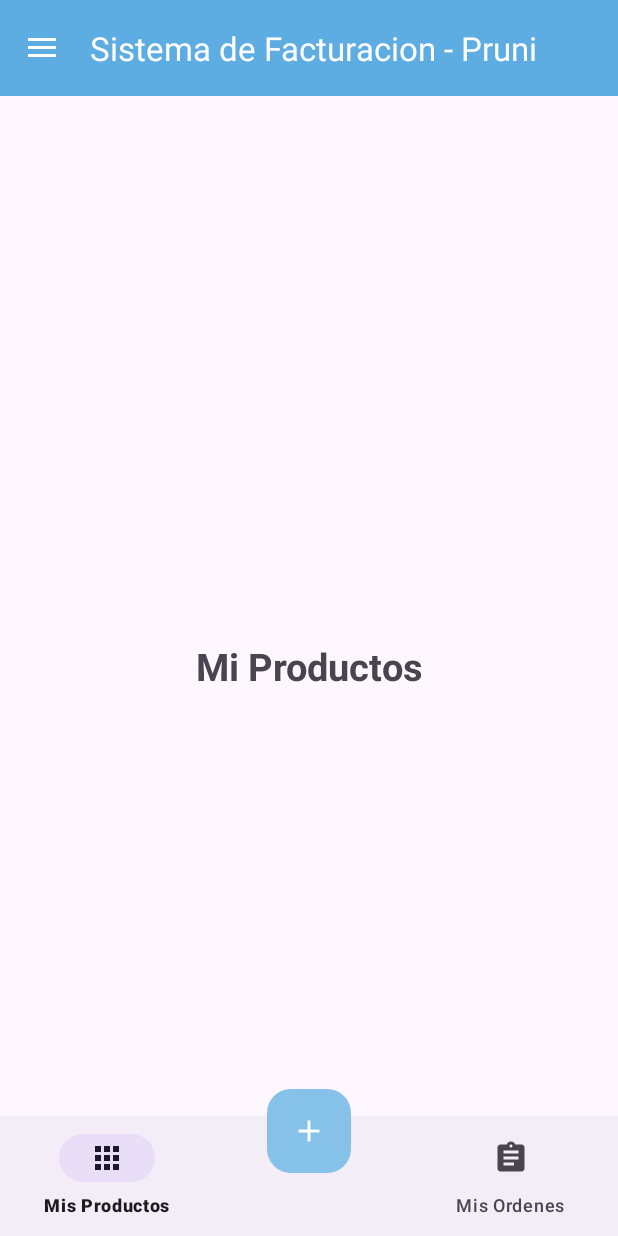
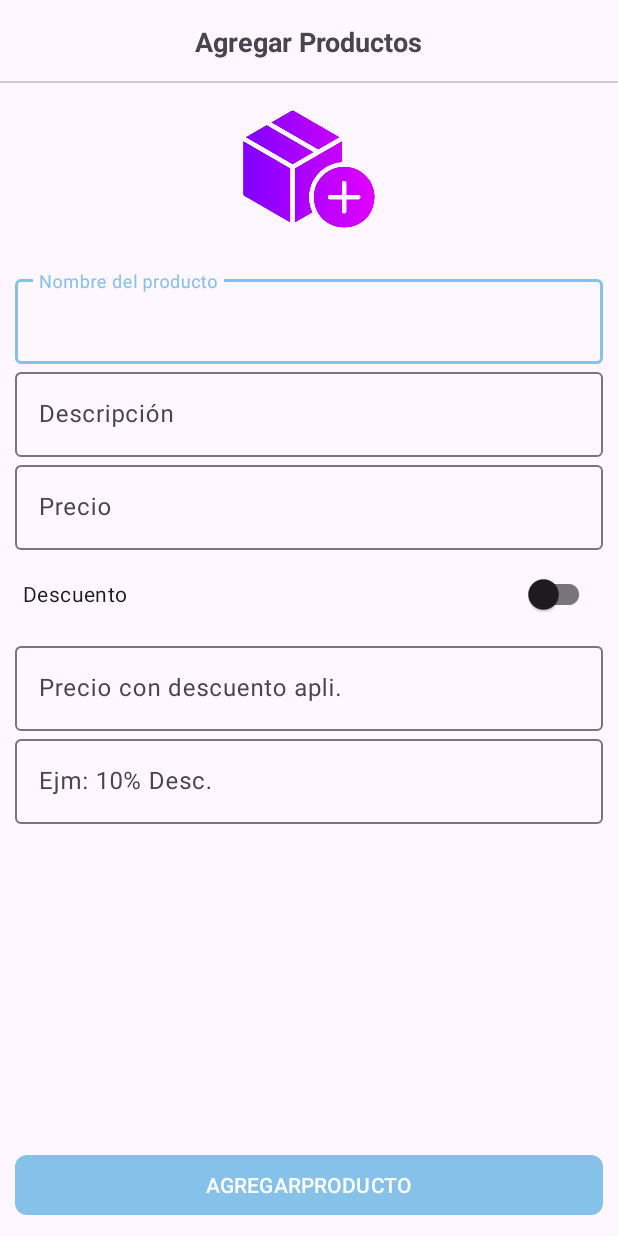
Before and after one commit to Garithos2ez4/ProyectoVirtualStore, an Android app: the screen it shows after launch once a user with an empty profile is signed in (MainActivityVendedor before the commit, AgregarProductoActivity after it), after a tap on an icon or button, on a phone screen of 412 x 824 dp. Run offline under Robolectric (Android 15) with nearby library versions, the phone set to English and light mode, and no system bars; our stand-ins replace Firebase (no records; nobody signed in at launch, a user with empty details on screens opened directly).

Commit message:
Finalizado la interfaz de Agregar Producto, ahora empieza el testeo y el debbugin q git

```diff
--- a/app/src/main/AndroidManifest.xml
+++ b/app/src/main/AndroidManifest.xml
@@ -14,6 +14,9 @@
         android:supportsRtl="true"
         android:theme="@style/Theme.SistemaDeFacturacionPruni"
         tools:targetApi="31">
+        <activity
+            android:name=".Vendedor.Productos.AgregarProductoActivity"
+            android:exported="false" />
         <activity
             android:name=".SeleccionarTipoActivity"
             android:exported="false" />
--- a/app/src/main/java/com/example/sistemadefacturacion_pruni/Vendedor/Nav_Fragment_Vendedor/FragmentInicioV.kt
+++ b/app/src/main/java/com/example/sistemadefacturacion_pruni/Vendedor/Nav_Fragment_Vendedor/FragmentInicioV.kt
@@ -1,6 +1,7 @@
 package com.example.sistemadefacturacion_pruni.Vendedor.Nav_Fragment_Vendedor
 
 import android.content.Context
+import android.content.Intent
 import android.os.Bundle
 import androidx.fragment.app.Fragment
 import android.view.LayoutInflater
@@ -10,6 +11,7 @@ import android.widget.Toast
 import com.example.sistemadefacturacion_pruni.R
 import com.example.sistemadefacturacion_pruni.Vendedor.Botton_Nav_Fragments_Vendedor.FragmentMisProductosV
 import com.example.sistemadefacturacion_pruni.Vendedor.Botton_Nav_Fragments_Vendedor.FragmentOrdenesV
+import com.example.sistemadefacturacion_pruni.Vendedor.Productos.AgregarProductoActivity
 import com.example.sistemadefacturacion_pruni.databinding.FragmentInicioVBinding
 
 
@@ -46,7 +48,7 @@ class FragmentInicioV : Fragment() {
         binding.bottomNavigation.selectedItemId = R.id.op_mis_productos
 
         binding.addFab.setOnClickListener {
-            Toast.makeText(mContext,"Has presionado en boton flotante",Toast.LENGTH_LONG).show()
+            startActivity(Intent(context, AgregarProductoActivity::class.java))
 
         }
 
--- /dev/null
+++ b/app/src/main/java/com/example/sistemadefacturacion_pruni/Vendedor/Productos/AgregarProductoActivity.kt
@@ -0,0 +1,13 @@
+package com.example.sistemadefacturacion_pruni.Vendedor.Productos
+
+import android.os.Bundle
+import androidx.appcompat.app.AppCompatActivity
+import com.example.sistemadefacturacion_pruni.R
+
+class AgregarProductoActivity : AppCompatActivity() {
+    override fun onCreate(savedInstanceState: Bundle?) {
+        super.onCreate(savedInstanceState)
+        setContentView(R.layout.activity_agregar_producto)
+
+    }
+}
--- /dev/null
+++ b/app/src/main/res/layout/activity_agregar_producto.xml
@@ -0,0 +1,162 @@
+<?xml version="1.0" encoding="utf-8"?>
+<RelativeLayout
+    xmlns:android="http://schemas.android.com/apk/res/android"
+    xmlns:app="http://schemas.android.com/apk/res-auto"
+    xmlns:tools="http://schemas.android.com/tools"
+    android:id="@+id/main"
+    android:layout_width="match_parent"
+    android:layout_height="match_parent"
+    tools:context=".Vendedor.Productos.AgregarProductoActivity">
+<!--Toolbar-->
+    <RelativeLayout
+        android:id="@+id/toolbarRL"
+        android:layout_width="match_parent"
+        android:layout_height="55dp">
+        <TextView
+            android:layout_width="wrap_content"
+            android:layout_height="wrap_content"
+            android:text="@string/txtAgregarProductos"
+            android:layout_centerInParent="true"
+            android:textSize="18sp"
+            android:textStyle="bold"/>
+        <View
+            android:layout_width="match_parent"
+            android:layout_height="1dp"
+            android:layout_alignParentBottom="true"
+            android:background="#ccc"/>
+
+    </RelativeLayout>
+    <!--Icono agregar-->
+
+    <RelativeLayout
+        android:id="@+id/RLImagen"
+        android:layout_below="@+id/toolbarRL"
+        android:layout_width="match_parent"
+        android:layout_height="wrap_content">
+
+        <androidx.appcompat.widget.AppCompatImageView
+            android:id="@+id/imgAgregarProducto"
+            android:layout_centerInParent="true"
+            android:layout_marginTop="15dp"
+            android:src="@drawable/add_products"
+            android:layout_width="100dp"
+            android:layout_height="100dp"/>
+
+    </RelativeLayout>
+    <!--Informacion de un producto-->
+
+    <androidx.core.widget.NestedScrollView
+        android:layout_below="@+id/RLImagen"
+        android:padding="10dp"
+        android:layout_width="match_parent"
+        android:layout_height="wrap_content">
+
+        <RelativeLayout
+            android:layout_width="match_parent"
+            android:layout_height="wrap_content">
+            <!--Listar las imagenes de un producto-->
+
+            <androidx.recyclerview.widget.RecyclerView
+                android:id="@+id/RV_ImagenesProducto"
+                app:layoutManager="androidx.recyclerview.widget.GridLayoutManager"
+                tools:listitem="@layout/item_imagenes_seleccionadas"
+                app:spanCount="4"
+                android:layout_width="match_parent"
+                android:layout_height="wrap_content"/>
+
+
+           <!--Nombres del producto-->
+            <com.google.android.material.textfield.TextInputLayout
+                android:id="@+id/TIL_NombresP"
+                android:layout_below="@+id/RV_ImagenesProducto"
+                android:layout_width="match_parent"
+                android:layout_height="wrap_content">
+                <EditText
+                    android:id="@+id/etNombresP"
+                    android:inputType="textCapSentences"
+                    android:hint="@string/etNombresp"
+                    android:layout_width="match_parent"
+                    android:layout_height="wrap_content" />
+            </com.google.android.material.textfield.TextInputLayout>
+            <!--Descripcion del producto-->
+
+            <com.google.android.material.textfield.TextInputLayout
+                android:id="@+id/TIL_Descripcion"
+                android:layout_below="@+id/TIL_NombresP"
+                android:layout_width="match_parent"
+                android:layout_height="wrap_content">
+                <EditText
+                    android:id="@+id/etDescripcionP"
+                    android:hint="@string/etDescripcionp"
+                    android:inputType="textCapSentences"
+                    android:layout_width="match_parent"
+                    android:layout_height="wrap_content"
+                    />
+            </com.google.android.material.textfield.TextInputLayout>
+            <!--Precio-->
+
+            <com.google.android.material.textfield.TextInputLayout
+                android:id="@+id/TIL_Precio"
+                android:layout_below="@+id/TIL_Descripcion"
+                android:layout_width="match_parent"
+                android:layout_height="wrap_content">
+                <EditText
+                    android:id="@+id/etPrecioP"
+                    android:hint="@string/etPreciop"
+                    android:inputType="numberDecimal"
+                    android:layout_width="match_parent"
+                    android:layout_height="wrap_content"
+                    />
+            </com.google.android.material.textfield.TextInputLayout>
+            <androidx.appcompat.widget.SwitchCompat
+                android:id="@+id/descuentoSwitch"
+                android:text="@string/txtDescuentop"
+                android:layout_below="@id/TIL_Precio"
+                android:layout_width="match_parent"
+                android:layout_height="wrap_content"
+                android:layout_margin="5dp"/>
+            <!--Precio con descuento-->
+
+            <com.google.android.material.textfield.TextInputLayout
+                android:id="@+id/TIL_PrecioDes"
+                android:layout_below="@id/descuentoSwitch"
+                android:layout_width="match_parent"
+                android:layout_height="wrap_content">
+                <EditText
+                    android:id="@+id/etPrecioConDescuentoP"
+                    android:hint="@string/etPrecioConDescuentop"
+                    android:inputType="numberDecimal"
+                    android:layout_width="match_parent"
+                    android:layout_height="wrap_content"
+                    />
+            </com.google.android.material.textfield.TextInputLayout>
+
+            <!--Nota del descuent-->
+
+            <com.google.android.material.textfield.TextInputLayout
+                android:id="@+id/TIL_NotaDesc"
+                android:layout_below="@id/TIL_PrecioDes"
+                android:layout_width="match_parent"
+                android:layout_height="wrap_content">
+                <EditText
+                    android:id="@+id/etNotaDescuentop"
+                    android:inputType="textCapSentences"
+                    android:hint="@string/etNotaDescuentop"
+                    android:layout_width="match_parent"
+                    android:layout_height="wrap_content"
+                  />
+            </com.google.android.material.textfield.TextInputLayout>
+
+        </RelativeLayout>
+
+    </androidx.core.widget.NestedScrollView>
+    <com.google.android.material.button.MaterialButton
+        android:id="@+id/btnAgregarProducto"
+        android:text="@string/btnAgregarProductop"
+        android:layout_alignParentBottom="true"
+        android:textAllCaps="true"
+        android:layout_margin="10dp"
+        app:cornerRadius="8dp"
+        android:layout_width="match_parent"
+        android:layout_height="wrap_content"/>
+</RelativeLayout>
--- a/app/src/main/res/layout/activity_login_cliente.xml
+++ b/app/src/main/res/layout/activity_login_cliente.xml
@@ -54,7 +54,7 @@
                 android:drawablePadding="5dp"/>
         </com.google.android.material.textfield.TextInputLayout>
         <com.google.android.material.button.MaterialButton
-            android:id="@+id/btnLoginC"
+            android:id="@+id/btnoLginC"
             android:text="@string/btnLoginC"
             android:textAllCaps="true"
             android:layout_gravity="center"
--- a/app/src/main/res/layout/activity_registro_cliente.xml
+++ b/app/src/main/res/layout/activity_registro_cliente.xml
@@ -31,6 +31,8 @@
             android:layout_height="wrap_content">
             <EditText
                 android:id="@+id/etNombresC"
+                android:drawableStart="@drawable/icon_nombres"
+                android:drawablePadding="10dp"
                 android:hint="@string/etNombres"
                 android:inputType="textPersonName|textCapWords"
                 android:layout_width="match_parent"
--- a/app/src/main/res/values/strings.xml
+++ b/app/src/main/res/values/strings.xml
@@ -56,6 +56,17 @@
     <string name="txtLoginC">Login de cliente</string>
     <string name="etEmailC">Email</string>
     <string name="tvRegistraC">Registrarse</string>
+  <!--PRODUCTOS-->
+    <string name="txtAgregarProductos">Agregar Productos</string>
+
+    <string name="etNombresp">Nombre del producto</string>
+    <string name="etDescripcionp">Descripción</string>
+    <string name="Categoriap">Categoría</string>
+    <string name="etPreciop">Precio</string>"
+    <string name="txtDescuentop">Descuento</string>
+    <string name="etPrecioConDescuentop">Precio con descuento apli.</string>
+    <string name="etNotaDescuentop">Ejm: 10% Desc.</string>
+    <string name="btnAgregarProductop">AgregarProducto</string>
 
 
     <string name="hello_blank_fragment">Hello blank fragment</string>
```
Also changed, not shown: app/src/main/java/com/example/sistemadefacturacion_pruni/Cliente/LoginClienteActivity.kt (+60 -1 lines), app/src/main/java/com/example/sistemadefacturacion_pruni/Cliente/MainActivityCliente.kt (+23 -2 lines), app/src/main/res/drawable/delete_icon.xml (added, +10 -0 lines), app/src/main/res/drawable/item.xml (added, +9 -0 lines), app/src/main/res/layout/item_imagenes_seleccionadas.xml (added, +30 -0 lines), app/src/main/res/drawable/add_products.png (added).
